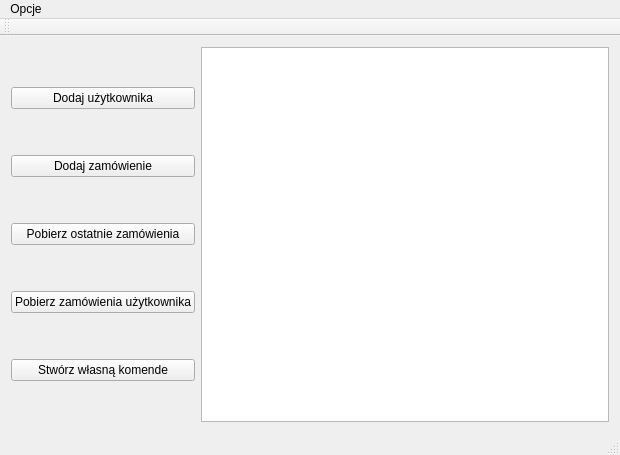
This is mainwindow.ui in Jarek173/sqllite_qt as Qt 5 draws it before an edit. The edited form follows.
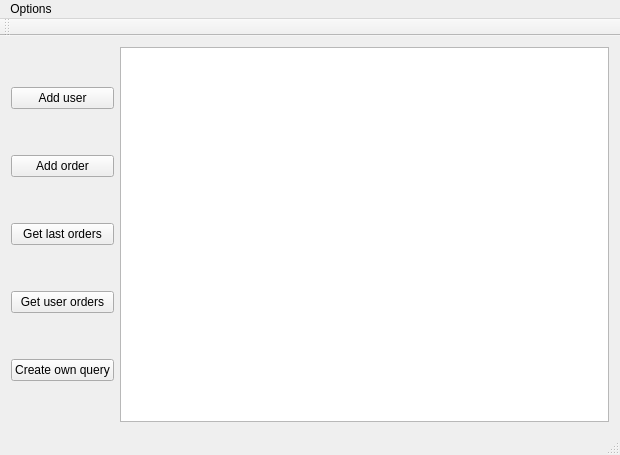
This is the edited form.

Commit message: Set values into table

Patch:
```diff
--- a/mainwindow.ui
+++ b/mainwindow.ui
@@ -20,42 +20,42 @@
       <item>
        <widget class="QPushButton" name="addUserPushButton">
         <property name="text">
-         <string>Dodaj użytkownika</string>
+         <string>Add user</string>
         </property>
        </widget>
       </item>
       <item>
        <widget class="QPushButton" name="createOrderPushButton">
         <property name="text">
-         <string>Dodaj zamówienie</string>
+         <string>Add order</string>
         </property>
        </widget>
       </item>
       <item>
        <widget class="QPushButton" name="getLastOrdersPushButton">
         <property name="text">
-         <string>Pobierz ostatnie zamówienia</string>
+         <string>Get last orders</string>
         </property>
        </widget>
       </item>
       <item>
        <widget class="QPushButton" name="getUserOrdersPushButton">
         <property name="text">
-         <string>Pobierz zamówienia użytkownika</string>
+         <string>Get user orders</string>
         </property>
        </widget>
       </item>
       <item>
        <widget class="QPushButton" name="createOwnCommentPushButton">
         <property name="text">
-         <string>Stwórz własną komende</string>
+         <string>Create own query</string>
         </property>
        </widget>
       </item>
      </layout>
     </item>
     <item row="0" column="1">
-     <widget class="QTableView" name="tableView"/>
+     <widget class="QTableWidget" name="tableWidget"/>
     </item>
    </layout>
   </widget>
@@ -70,7 +70,7 @@
    </property>
    <widget class="QMenu" name="menuOpcje">
     <property name="title">
-     <string>Opcje</string>
+     <string>Options</string>
     </property>
     <addaction name="actionDodajUzytkownika"/>
     <addaction name="actionDodajZamowienie"/>
```
Left out of the diff: 28 changed lines with no effect on the pictures. The commit also changes 11 other files.
